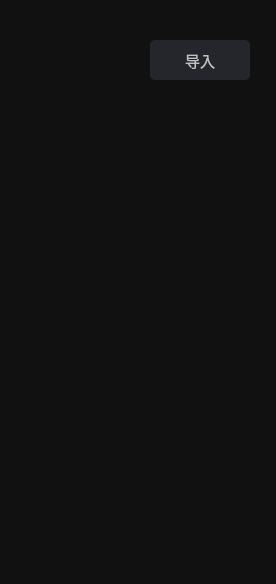
The window that surgical-robot-software-2-0/segmentationwidget.ui (Z-Hd/Lingxi-Spine-care-Visual-Interactive-Software-Prototype) describes before a commit, drawn with Qt 5.
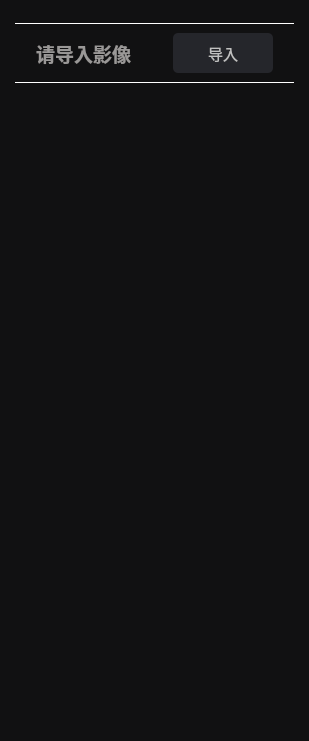
The same window after the commit.

```diff
--- a/surgical-robot-software-2-0/segmentationwidget.ui
+++ b/surgical-robot-software-2-0/segmentationwidget.ui
@@ -6,8 +6,8 @@
    <rect>
     <x>0</x>
     <y>0</y>
-    <width>276</width>
-    <height>584</height>
+    <width>309</width>
+    <height>741</height>
    </rect>
   </property>
   <property name="windowTitle">
@@ -16,17 +16,127 @@
   <property name="styleSheet">
    <string notr="true">background-color: rgb(17, 17, 18);</string>
   </property>
-  <widget class="QPushButton" name="imageInputButton">
-   <property name="geometry">
-    <rect>
-     <x>150</x>
-     <y>40</y>
-     <width>100</width>
-     <height>40</height>
-    </rect>
+  <layout class="QVBoxLayout" name="verticalLayout" stretch="0,1,0,24">
+   <property name="leftMargin">
+    <number>15</number>
    </property>
-   <property name="styleSheet">
-    <string notr="true">QPushButton {
+   <property name="topMargin">
+    <number>20</number>
+   </property>
+   <property name="rightMargin">
+    <number>15</number>
+   </property>
+   <property name="bottomMargin">
+    <number>10</number>
+   </property>
+   <item>
+    <widget class="QFrame" name="frame">
+     <property name="sizePolicy">
+      <sizepolicy hsizetype="Minimum" vsizetype="Fixed">
+       <horstretch>0</horstretch>
+       <verstretch>0</verstretch>
+      </sizepolicy>
+     </property>
+     <property name="styleSheet">
+      <string notr="true">QFrame{background:23, 23, 26;min-height:5px;color:white}</string>
+     </property>
+     <property name="frameShape">
+      <enum>QFrame::HLine</enum>
+     </property>
+     <property name="frameShadow">
+      <enum>QFrame::Plain</enum>
+     </property>
+     <property name="lineWidth">
+      <number>1</number>
+     </property>
+    </widget>
+   </item>
+   <item>
+    <widget class="QWidget" name="widget" native="true">
+     <layout class="QHBoxLayout" name="horizontalLayout" stretch="0,5,0,0,2,0">
+      <property name="spacing">
+       <number>0</number>
+      </property>
+      <property name="leftMargin">
+       <number>0</number>
+      </property>
+      <property name="topMargin">
+       <number>0</number>
+      </property>
+      <property name="rightMargin">
+       <number>0</number>
+      </property>
+      <property name="bottomMargin">
+       <number>0</number>
+      </property>
+      <item>
+       <spacer name="horizontalSpacer">
+        <property name="orientation">
+         <enum>Qt::Horizontal</enum>
+        </property>
+        <property name="sizeHint" stdset="0">
+         <size>
+          <width>40</width>
+          <height>20</height>
+         </size>
+        </property>
+       </spacer>
+      </item>
+      <item>
+       <widget class="QLabel" name="label">
+        <property name="font">
+         <font>
+          <family>Microsoft YaHei UI</family>
+          <pointsize>14</pointsize>
+          <italic>false</italic>
+          <bold>true</bold>
+         </font>
+        </property>
+        <property name="styleSheet">
+         <string notr="true">color: rgb(154, 152, 151);
+qproperty-alignment: 'AlignCenter';</string>
+        </property>
+        <property name="text">
+         <string>请导入影像</string>
+        </property>
+       </widget>
+      </item>
+      <item>
+       <spacer name="horizontalSpacer_3">
+        <property name="orientation">
+         <enum>Qt::Horizontal</enum>
+        </property>
+        <property name="sizeHint" stdset="0">
+         <size>
+          <width>40</width>
+          <height>20</height>
+         </size>
+        </property>
+       </spacer>
+      </item>
+      <item>
+       <spacer name="horizontalSpacer_4">
+        <property name="orientation">
+         <enum>Qt::Horizontal</enum>
+        </property>
+        <property name="sizeHint" stdset="0">
+         <size>
+          <width>40</width>
+          <height>20</height>
+         </size>
+        </property>
+       </spacer>
+      </item>
+      <item>
+       <widget class="QPushButton" name="imageInputButton">
+        <property name="sizePolicy">
+         <sizepolicy hsizetype="Preferred" vsizetype="Preferred">
+          <horstretch>0</horstretch>
+          <verstretch>0</verstretch>
+         </sizepolicy>
+        </property>
+        <property name="styleSheet">
+         <string notr="true">QPushButton {
 background-color: rgb(37, 38, 43);
 color: rgb(192, 192, 192);
 font-size:15px;
@@ -40,11 +150,58 @@
 QPushButton:pressed {
 background-color: rgb(245, 245, 245);
 }</string>
-   </property>
-   <property name="text">
-    <string>导入</string>
-   </property>
-  </widget>
+        </property>
+        <property name="text">
+         <string>导入</string>
+        </property>
+       </widget>
+      </item>
+      <item>
+       <spacer name="horizontalSpacer_2">
+        <property name="orientation">
+         <enum>Qt::Horizontal</enum>
+        </property>
+        <property name="sizeHint" stdset="0">
+         <size>
+          <width>40</width>
+          <height>20</height>
+         </size>
+        </property>
+       </spacer>
+      </item>
+     </layout>
+    </widget>
+   </item>
+   <item>
+    <widget class="QFrame" name="frame_2">
+     <property name="sizePolicy">
+      <sizepolicy hsizetype="Minimum" vsizetype="Fixed">
+       <horstretch>0</horstretch>
+       <verstretch>0</verstretch>
+      </sizepolicy>
+     </property>
+     <property name="styleSheet">
+      <string notr="true">QFrame{background:23, 23, 26;min-height:5px;color:white}</string>
+     </property>
+     <property name="frameShape">
+      <enum>QFrame::HLine</enum>
+     </property>
+     <property name="frameShadow">
+      <enum>QFrame::Plain</enum>
+     </property>
+     <property name="lineWidth">
+      <number>1</number>
+     </property>
+    </widget>
+   </item>
+   <item>
+    <widget class="QWidget" name="spaceWidget" native="true">
+     <property name="styleSheet">
+      <string notr="true">background-color: rgb(17, 17, 18);</string>
+     </property>
+    </widget>
+   </item>
+  </layout>
  </widget>
  <resources/>
  <connections/>
```
